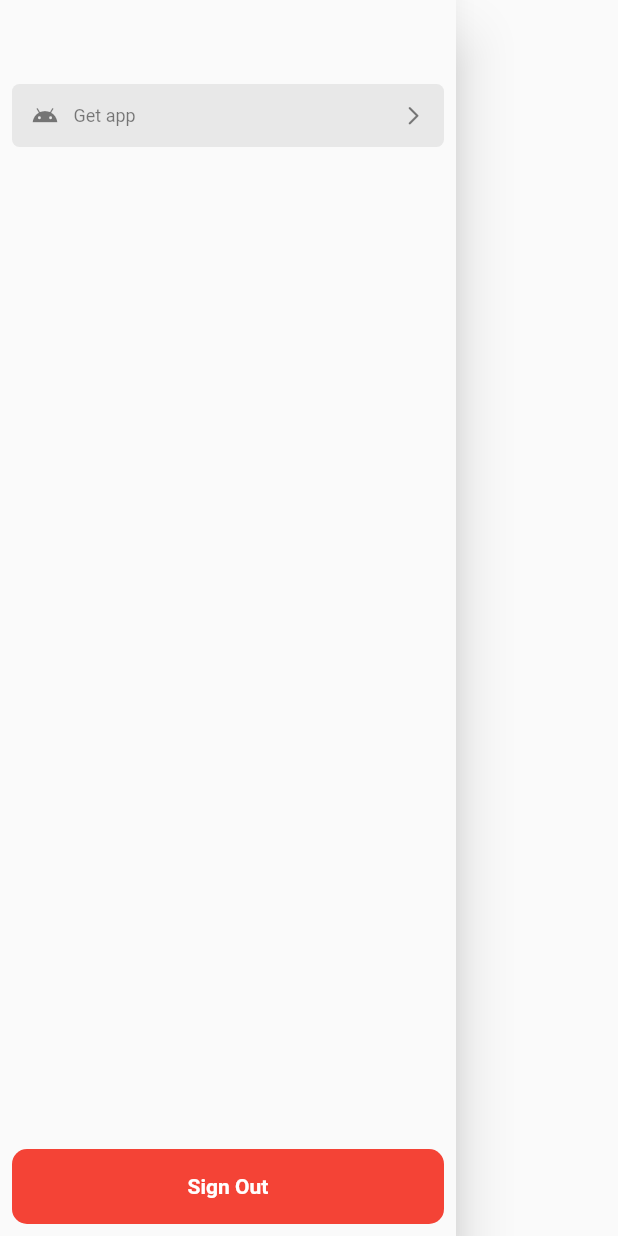
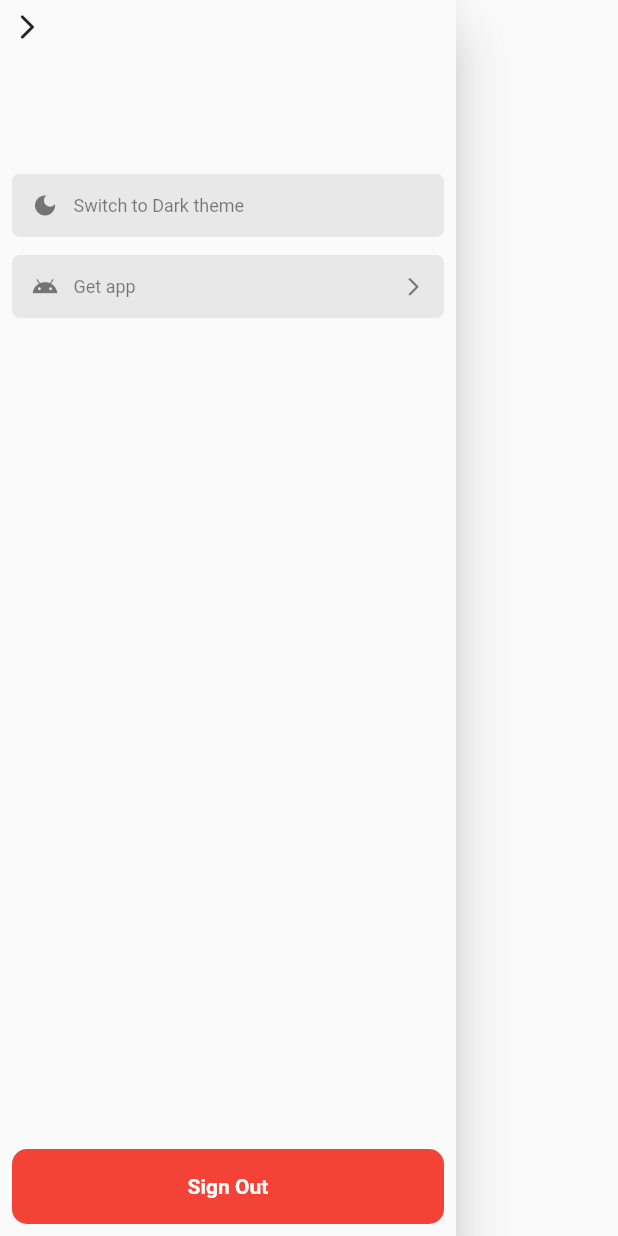
Before and after one commit to sivaprasadnk/moviezapp, a Flutter app: the WebDrawer widget shown alone on an empty page, opened directly, on a phone screen of 412 x 824 dp. Run offline on Flutter 3.47's test engine with Material 2 defaults, Android fonts, the phone set to English and light mode, and no system bars; our stand-ins replace cached_network_image, cloud_firestore, connectivity_plus, firebase_auth, firebase_core, flutter_carousel_widget and 7 more; missing offline and left inert: dart:html, in_app_update, store_redirect; accounts and stored records are empty; network calls fail.

Commit message:
web drawer changes

```diff
--- a/lib/main.dart
+++ b/lib/main.dart
@@ -13,7 +13,11 @@ import 'package:provider/provider.dart';
 
 //  flutter run -d chrome --web-renderer html
 
+//  flutter run -d chrome --web-hostname localhost --web-port 5000
+
 //  flutter build web --web-renderer html --release
+
+
 
 //  https://moviezapp-spverse.web.app/
 
--- a/lib/views/web/home/widgets/web.drawer.dart
+++ b/lib/views/web/home/widgets/web.drawer.dart
@@ -2,9 +2,11 @@ import 'dart:html' as html;
 
 import 'package:firebase_auth/firebase_auth.dart';
 import 'package:flutter/material.dart';
+import 'package:moviezapp/provider/app.provider.dart';
 import 'package:moviezapp/utils/extensions/build.context.extension.dart';
 import 'package:moviezapp/views/common/common.button.dart';
 import 'package:moviezapp/views/mobile/home/page/profile/widgets/profile.menu.card.dart';
+import 'package:provider/provider.dart';
 
 class WebDrawer extends StatelessWidget {
   const WebDrawer({super.key});
@@ -22,12 +24,21 @@ class WebDrawer extends StatelessWidget {
         child: Column(
           crossAxisAlignment: CrossAxisAlignment.start,
           children: [
+            GestureDetector(
+              onTap: () {
+                context.pop();
+              },
+              child: const Icon(
+                Icons.arrow_forward_ios_rounded,
+                size: 20,
+              ),
+            ),
+            const SizedBox(height: 10),
             Row(
-              mainAxisAlignment: MainAxisAlignment.spaceAround,
+              mainAxisAlignment: MainAxisAlignment.spaceBetween,
               children: [
                 Column(
                   crossAxisAlignment: CrossAxisAlignment.start,
-
                   children: [
                     Text(
                       name,
@@ -60,7 +71,27 @@ class WebDrawer extends StatelessWidget {
                   ),
               ],
             ),
-            const SizedBox(height: 8),
+            const SizedBox(height: 38),
+            Consumer<AppProvider>(builder: (_, provider, __) {
+              var isDark = provider.selectedBrightness == Brightness.dark;
+              var title = 'Switch to Dark theme';
+              var icon = Icons.dark_mode;
+              if (isDark) {
+                title = "Switch to Light theme";
+                icon = Icons.light_mode;
+              }
+              return ProfileMenuCard(
+                title: title,
+                icon: icon,
+                onTap: () {
+                  provider.toggleBrightness();
+                },
+                showtrailing: false,
+                isImplemented: true,
+              );
+            }),
+            const SizedBox(height: 12),
+
             ProfileMenuCard(
               title: 'Get app',
               icon: Icons.android,
```
Also changed, not shown: 1 other file.
